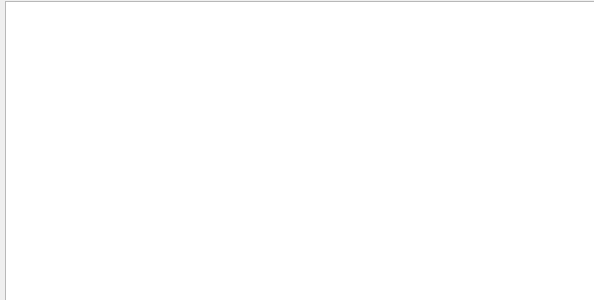
First picture: the form in DodgeBall/mapdialog.ui, repository demolition18956/DodgeBall-Game, before the edit.
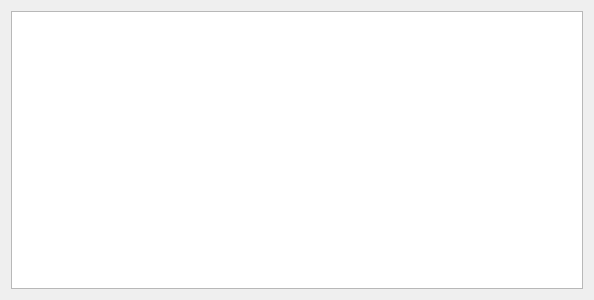
Second picture: the form after the edit.

Commit message: Player and ball graphics capabilities

```diff
--- a/DodgeBall/mapdialog.ui
+++ b/DodgeBall/mapdialog.ui
@@ -34,16 +34,11 @@
   <property name="sizeGripEnabled">
    <bool>false</bool>
   </property>
-  <widget class="QGraphicsView" name="graphicsView">
-   <property name="geometry">
-    <rect>
-     <x>5</x>
-     <y>1</y>
-     <width>591</width>
-     <height>301</height>
-    </rect>
-   </property>
-  </widget>
+  <layout class="QVBoxLayout" name="verticalLayout">
+   <item>
+    <widget class="QGraphicsView" name="graphicsView"/>
+   </item>
+  </layout>
  </widget>
  <resources/>
  <connections/>
```
The commit also changes 14 other files.
